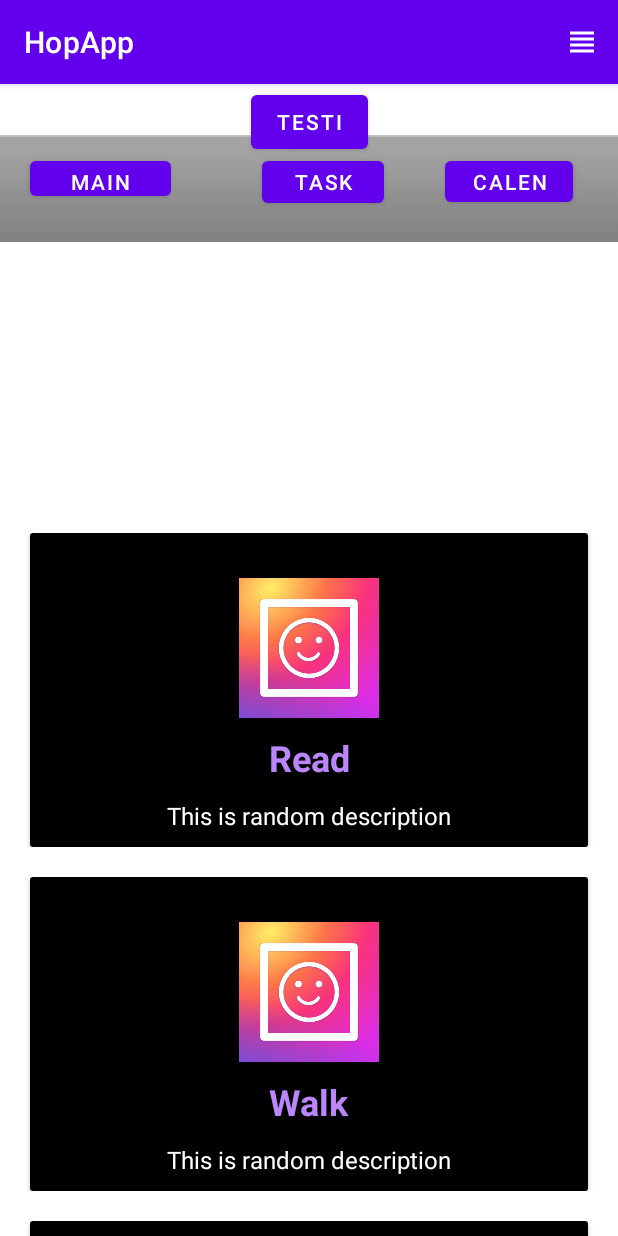
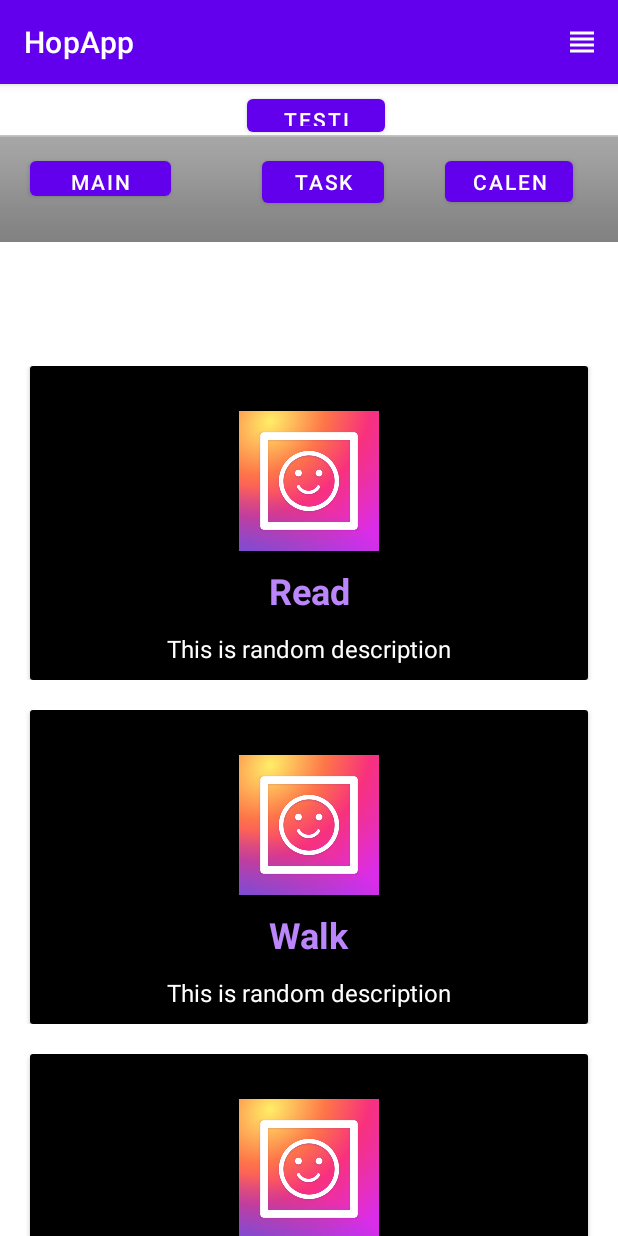
Before and after one commit to R000pe/HopApp, an Android app: the screen it shows after launch (MainActivity), after a tap on "APPLY", on a phone screen of 412 x 824 dp. Run offline under Robolectric (Android 15) with nearby library versions, the phone set to English and light mode, and no system bars.

Commit message:
-Pisteet lisätty asetuksiin -Mainactivityyn lisätty Testinappi ja koodi Pisteiden kasvattamiseen.

```diff
--- a/app/src/main/java/com/example/hopapp/MainActivity.java
+++ b/app/src/main/java/com/example/hopapp/MainActivity.java
@@ -75,7 +75,7 @@ public class MainActivity extends AppCompatActivity {
                 .getBoolean("isFirstRun", true);
 
         if (isFirstRun) {
-            //show start activity
+            //
             Intent Pre_PollIntent = new Intent(MainActivity.this, Pre_Poll.class);
             startActivity(Pre_PollIntent);
         }
--- a/app/src/main/res/layout/activity_main.xml
+++ b/app/src/main/res/layout/activity_main.xml
@@ -13,6 +13,7 @@
         android:layout_marginTop="140dp"
         app:layout_constraintBottom_toBottomOf="parent"
         app:layout_constraintEnd_toEndOf="parent"
+        app:layout_constraintHorizontal_bias="0.0"
         app:layout_constraintStart_toStartOf="parent"
         app:layout_constraintTop_toBottomOf="@+id/Testi" />
 
@@ -60,14 +61,13 @@
 
     <Button
         android:id="@+id/Testi"
-        android:layout_width="78dp"
-        android:layout_height="48dp"
-        android:layout_marginTop="1dp"
-        android:layout_marginBottom="100dp"
+        android:layout_width="92dp"
+        android:layout_height="34dp"
+        android:layout_marginTop="4dp"
         android:onClick="ontestiButtonClicked"
         android:text="Testi"
-        app:layout_constraintBottom_toTopOf="@+id/recyclerView"
         app:layout_constraintEnd_toEndOf="parent"
+        app:layout_constraintHorizontal_bias="0.514"
         app:layout_constraintStart_toStartOf="parent"
         app:layout_constraintTop_toTopOf="parent" />
 
--- a/app/src/main/res/xml/settings.xml
+++ b/app/src/main/res/xml/settings.xml
@@ -28,7 +28,7 @@
             android:inputType="textCapWords"
             android:key="full_name"
             android:selectAllOnFocus="true"
-            android:singleLine="true"
+            android:singleLine="false"
             android:summary="Enter your full name to be used in the application"
             android:title="Your full name" />
 
```
